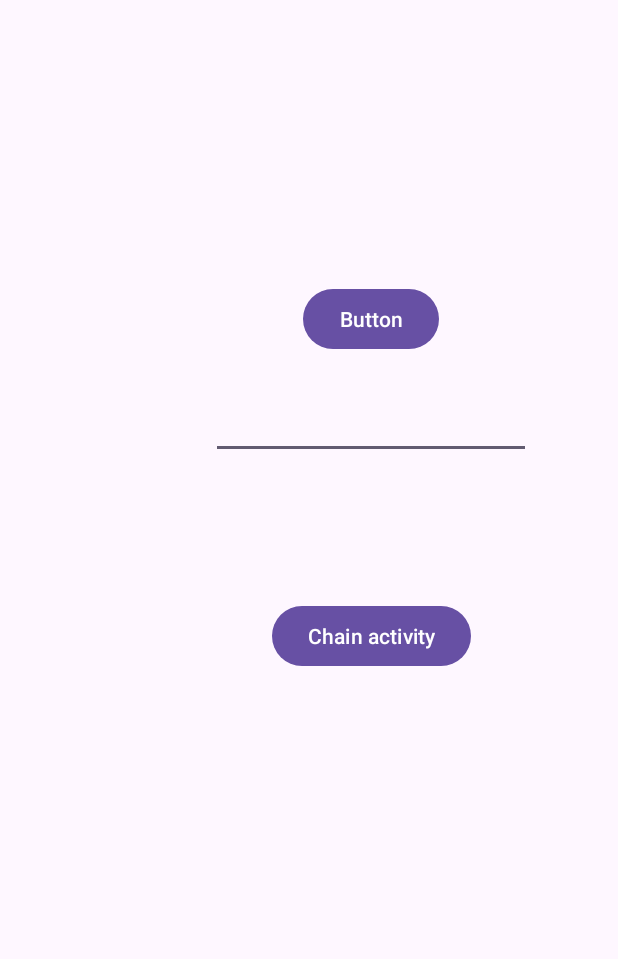
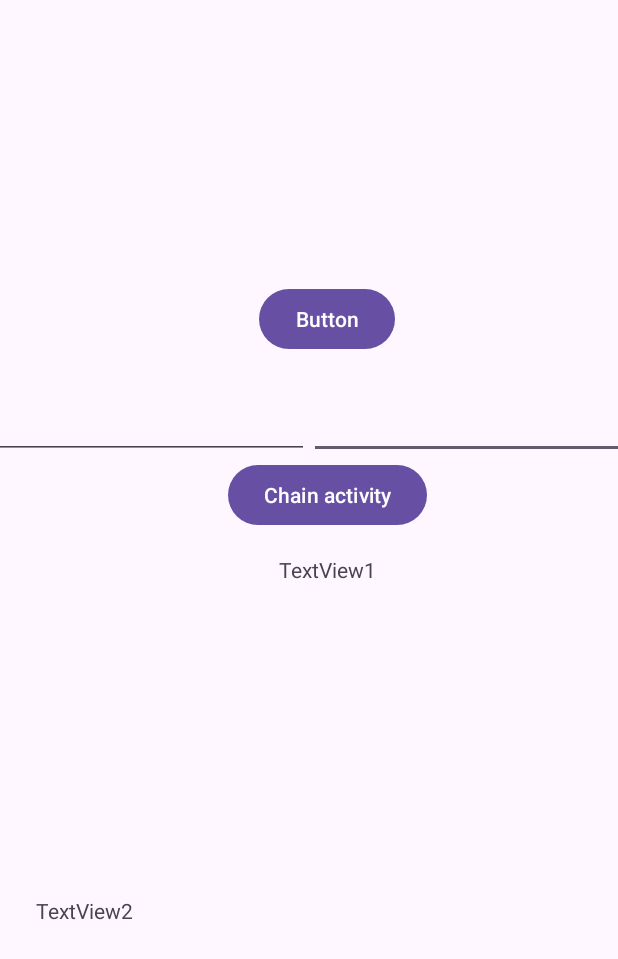
Before and after one commit to ISTU-PO-ANDROID/ConstraintLayout, an Android app: the screen it shows after launch (MainActivity), on a phone screen of 412 x 824 dp. Shown: the top 959 px of the screen. Run offline under Robolectric (Android 15) with nearby library versions, the phone set to English and light mode, and no system bars; our stand-ins replace data binding; 2 statements that could not run were skipped.

Commit message:
feat: textMultiLine2  added

```diff
--- a/app/src/main/java/com/example/constraintlayout/MainActivity.kt
+++ b/app/src/main/java/com/example/constraintlayout/MainActivity.kt
@@ -14,7 +14,7 @@ class MainActivity : AppCompatActivity() {
         val binding: ActivityMainBinding = DataBindingUtil.setContentView(this, R.layout.activity_main)
 //        val chainButton = findViewById<Button>(R.id.chainButton)
 
-        binding.name = "Hello world!"
+        binding.name = "Hello world??????"
 
         binding.chainButton.setOnClickListener{
             val intent = Intent(this, ChainActivity::class.java)
--- a/app/src/main/res/layout/activity_main.xml
+++ b/app/src/main/res/layout/activity_main.xml
@@ -1,5 +1,7 @@
 <?xml version="1.0" encoding="utf-8"?>
-<layout>
+<layout xmlns:tools="http://schemas.android.com/tools"
+    xmlns:android="http://schemas.android.com/apk/res/android"
+    xmlns:app="http://schemas.android.com/apk/res-auto">
 
     <data>
 
@@ -8,9 +10,7 @@
             type="String" />
     </data>
 
-    <androidx.constraintlayout.widget.ConstraintLayout xmlns:android="http://schemas.android.com/apk/res/android"
-        xmlns:app="http://schemas.android.com/apk/res-auto"
-        xmlns:tools="http://schemas.android.com/tools"
+    <androidx.constraintlayout.widget.ConstraintLayout
         android:id="@+id/main"
         android:layout_width="match_parent"
         android:layout_height="match_parent"
@@ -25,7 +25,9 @@
             android:layout_marginTop="24dp"
             android:text="@{name.toUpperCase()}"
             android:textColor="#E91E63"
+            app:layout_constraintBottom_toTopOf="@+id/guideline3"
             app:layout_constraintEnd_toEndOf="parent"
+            app:layout_constraintHorizontal_bias="0.2"
             app:layout_constraintStart_toStartOf="@+id/guideline"
             app:layout_constraintTop_toTopOf="parent" />
 
@@ -34,11 +36,10 @@
             android:layout_width="wrap_content"
             android:layout_height="wrap_content"
             android:text="Chain activity"
-            app:layout_constraintBottom_toBottomOf="parent"
             app:layout_constraintEnd_toEndOf="parent"
+            app:layout_constraintHorizontal_bias="0.5"
             app:layout_constraintStart_toStartOf="@+id/guideline"
-            app:layout_constraintTop_toBottomOf="@+id/editTextTextMultiLine"
-            app:layout_constraintVertical_bias="0.2" />
+            app:layout_constraintTop_toBottomOf="@id/barrier" />
 
         <Button
             android:id="@+id/button2"
@@ -55,7 +56,7 @@
             android:layout_width="wrap_content"
             android:layout_height="wrap_content"
             android:orientation="vertical"
-            app:layout_constraintGuide_percent="0.2" />
+            app:layout_constraintGuide_begin="24dp" />
 
         <androidx.constraintlayout.widget.Guideline
             android:id="@+id/guideline3"
@@ -69,7 +70,20 @@
             android:layout_width="wrap_content"
             android:layout_height="wrap_content"
             app:barrierDirection="bottom"
-            app:constraint_referenced_ids="editTextTextMultiLine" />
+            app:constraint_referenced_ids="editTextTextMultiLine2,editTextTextMultiLine" />
+
+        <EditText
+            android:id="@+id/editTextTextMultiLine2"
+            android:layout_width="wrap_content"
+            android:layout_height="wrap_content"
+            android:layout_marginTop="24dp"
+            android:ems="10"
+            android:gravity="start|top"
+            android:inputType="textMultiLine"
+            app:layout_constraintEnd_toEndOf="parent"
+            app:layout_constraintHorizontal_bias="0.5"
+            app:layout_constraintStart_toEndOf="@+id/editTextTextMultiLine"
+            app:layout_constraintTop_toBottomOf="@+id/button2" />
 
         <EditText
             android:id="@+id/editTextTextMultiLine"
@@ -80,9 +94,30 @@
             android:gravity="start|top"
             android:inputType="textMultiLine"
             app:barrierDirection="bottom"
+            app:layout_constraintEnd_toStartOf="@+id/editTextTextMultiLine2"
+            app:layout_constraintHorizontal_bias="0.5"
+            app:layout_constraintStart_toStartOf="parent"
+            app:layout_constraintTop_toBottomOf="@+id/button2" />
+
+        <TextView
+            android:id="@+id/textView2"
+            android:layout_width="wrap_content"
+            android:layout_height="48dp"
+            android:layout_marginTop="16dp"
+            android:text="TextView1"
             app:layout_constraintEnd_toEndOf="parent"
             app:layout_constraintStart_toStartOf="@+id/guideline"
-            app:layout_constraintTop_toBottomOf="@+id/button2" />
+            app:layout_constraintTop_toBottomOf="@+id/chainButton" />
+
+        <TextView
+            android:id="@+id/textView3"
+            android:layout_width="0dp"
+            android:layout_height="48dp"
+            android:text="TextView2"
+            app:layout_constraintBottom_toBottomOf="parent"
+            app:layout_constraintEnd_toEndOf="parent"
+            app:layout_constraintStart_toStartOf="@+id/guideline"
+            app:layout_constraintTop_toBottomOf="@+id/textView2" />
 
     </androidx.constraintlayout.widget.ConstraintLayout>
 </layout>
```
